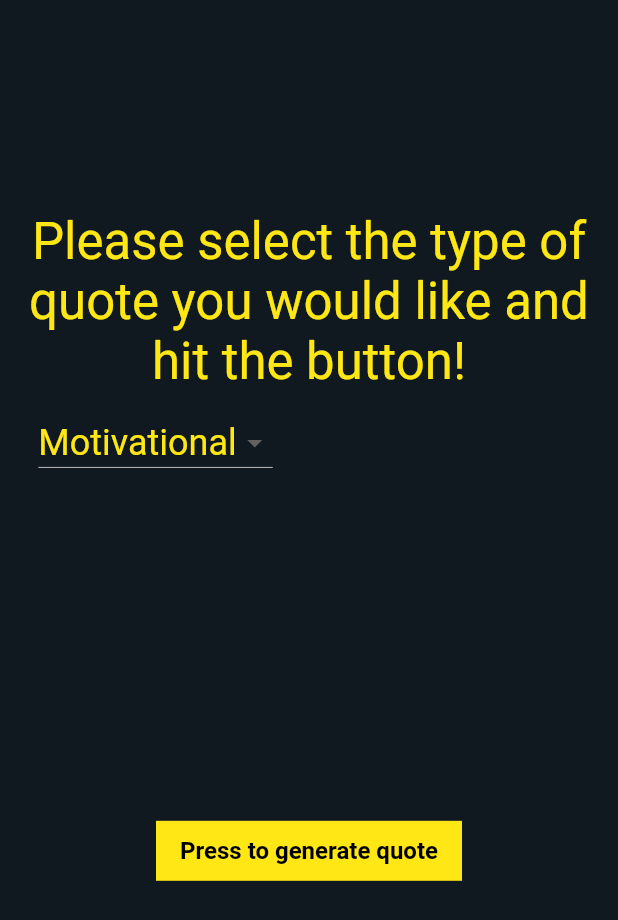
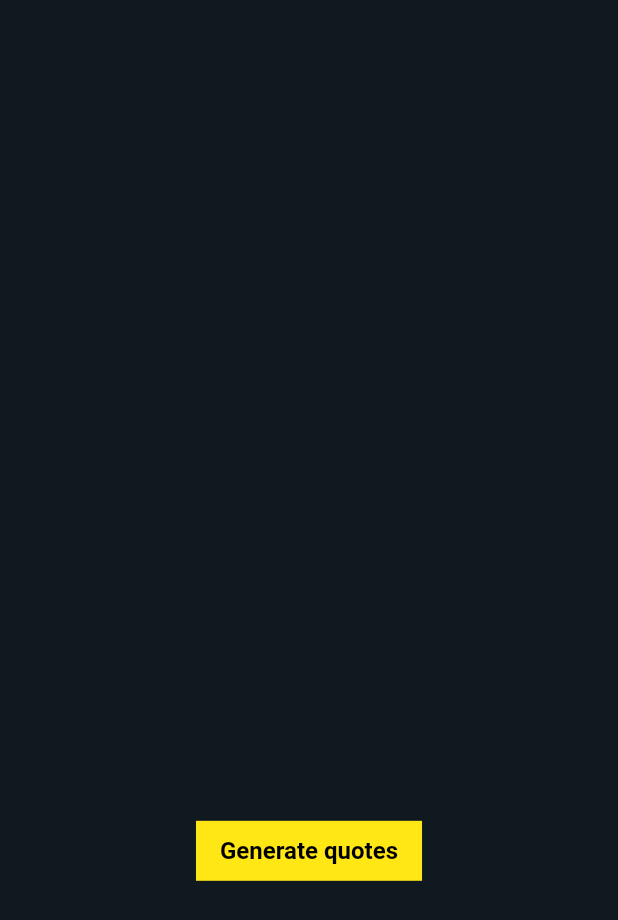
Before and after one commit to callumf222/QuoteGenerator, a Flutter app: the screen it shows after launch, on a phone screen of 412 x 824 dp. Shown: the top 920 px of the screen. Run offline on Flutter 3.47's test engine with Material 2 defaults, Android fonts, the light colour scheme and no system bars; drawn by our look-alikes of animated_background; our stand-ins replace hive, hive_flutter; accounts and stored records are empty.

Commit message:
Creating main page

```diff
--- /dev/null
+++ b/lib/mainMenu.dart
@@ -0,0 +1,97 @@
+import 'package:flutter/material.dart';
+
+void main() async {
+
+  runApp (
+    const MaterialApp(
+      home: MyFlutterApp(),
+    ),
+  );
+}
+
+class MyFlutterApp extends StatefulWidget {
+  const MyFlutterApp({Key? key}) : super(key: key);
+
+  @override
+  State<StatefulWidget> createState() {
+    return MyFlutterState();
+  }
+}
+
+class MyFlutterState extends State<MyFlutterApp> with TickerProviderStateMixin {
+
+  @override
+  void initState()  {
+    super.initState();
+
+    WidgetsBinding.instance.addPostFrameCallback((_) {
+      setState(() {
+
+
+      });
+    });
+  }
+
+  void quoteGeneratorPageHandler(){
+    setState(() {
+
+    });
+}
+
+
+  @override
+  Widget build(BuildContext context) {
+    return Scaffold(
+      backgroundColor: const Color(0xff101820),
+
+        body: Align(
+          alignment: Alignment.center,
+          child: SizedBox(
+            height: MediaQuery
+                .of(context)
+                .size
+                .height,
+            width: MediaQuery
+                .of(context)
+                .size
+                .width,
+            child: Stack(
+                alignment: Alignment.topLeft,
+                children: [
+
+                  Align(
+                    alignment: const Alignment(0.0, 0.4),
+                    child: MaterialButton(
+                      onPressed: () {
+                        quoteGeneratorPageHandler();
+                      },
+                      color: const Color(0xfffee715),
+                      elevation: 0,
+                      shape: const RoundedRectangleBorder(
+                        borderRadius: BorderRadius.zero,
+                      ),
+                      textColor: const Color(0xff000000),
+                      height: 40,
+                      minWidth: 140,
+                      padding: const EdgeInsets.symmetric(
+                          horizontal: 16, vertical: 8),
+                      child: const Text(
+                        "Generate quotes",
+                        style: TextStyle(
+                          fontSize: 16,
+                          fontWeight: FontWeight.w700,
+                          fontStyle: FontStyle.normal,
+                        ),
+                      ),
+                    ),
+                  ),
+
+
+
+                ]),
+          ),
+        ),
+    );
+  }
+
+}
--- a/lib/main.dart
+++ b/lib/quoteGeneratorPage.dart
@@ -204,7 +204,7 @@ class MyFlutterState extends State<MyFlutterApp> with TickerProviderStateMixin {
                   ),
 
           Align(
-              alignment: const Alignment(-0.8, -0.3),
+              alignment: const Alignment(-0.8, 0.0),
               child: DropdownButton(
                   dropdownColor: Colors.blue,
 
```
Also changed, not shown: lib/main.g.dart, 1 other file.
